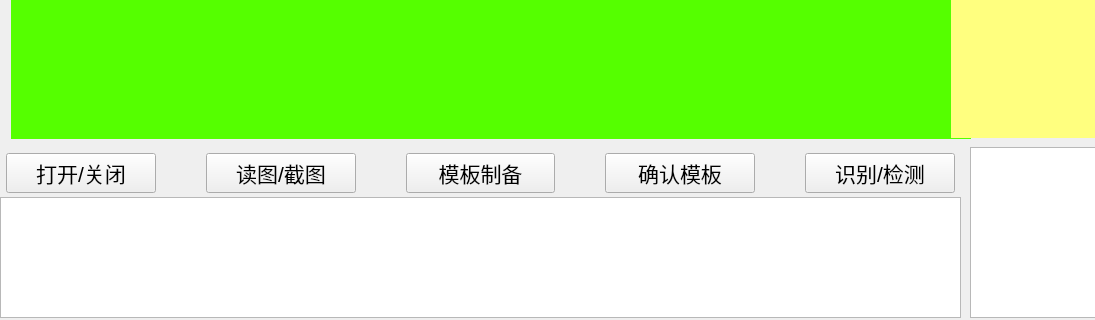
The window that mainwindow.ui (qianrenzhan/QTCTD) describes before a commit, drawn with Qt 5; both pictures show x 0 to 1095 and y 403 to 723 of the 1441 by 723 pixel window.
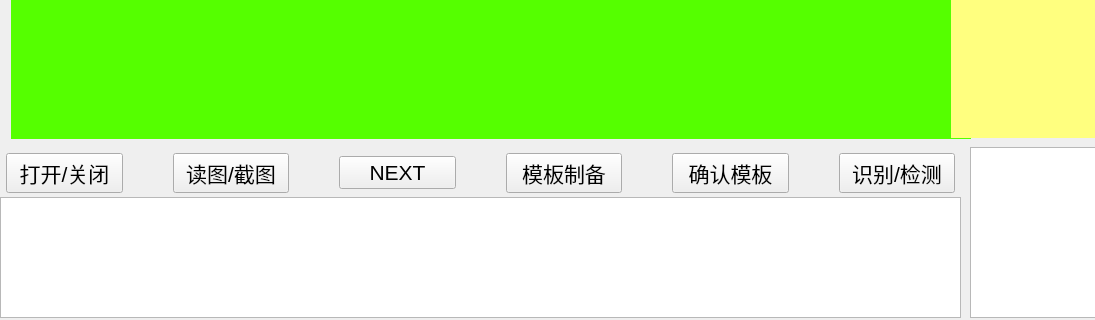
The same window after the commit.

```diff
--- a/mainwindow.ui
+++ b/mainwindow.ui
@@ -181,7 +181,7 @@
        </property>
       </widget>
      </item>
-     <item row="0" column="2">
+     <item row="0" column="3">
       <widget class="QPushButton" name="btn_template_prepare">
        <property name="font">
         <font>
@@ -193,7 +193,7 @@
        </property>
       </widget>
      </item>
-     <item row="0" column="3">
+     <item row="0" column="4">
       <widget class="QPushButton" name="btn_template_confirm">
        <property name="font">
         <font>
@@ -205,7 +205,7 @@
        </property>
       </widget>
      </item>
-     <item row="0" column="4">
+     <item row="0" column="5">
       <widget class="QPushButton" name="btn_detect">
        <property name="font">
         <font>
@@ -217,6 +217,18 @@
        </property>
       </widget>
      </item>
+     <item row="0" column="2">
+      <widget class="QPushButton" name="btn_read_next">
+       <property name="font">
+        <font>
+         <pointsize>16</pointsize>
+        </font>
+       </property>
+       <property name="text">
+        <string>NEXT</string>
+       </property>
+      </widget>
+     </item>
     </layout>
    </widget>
    <widget class="QTextEdit" name="textEdit_2">
```
